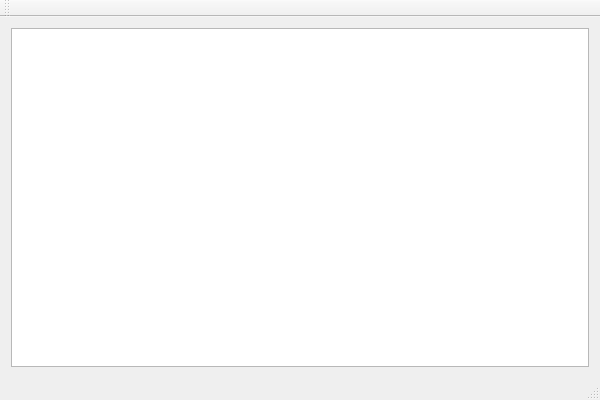
Before: the Qt Designer form mainwindow.ui in TERRANZ/terragraph2, drawn with Qt 5.
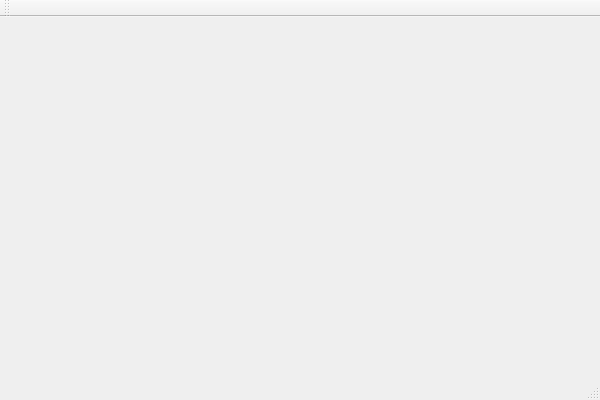
After: the same form once the commit is applied.

Patch:
```diff
--- a/mainwindow.ui
+++ b/mainwindow.ui
@@ -14,11 +14,7 @@
    <string>MainWindow</string>
   </property>
   <widget class="QWidget" name="centralWidget">
-   <layout class="QGridLayout" name="gridLayout">
-    <item row="0" column="0">
-     <widget class="QGraphicsView" name="graphicsView"/>
-    </item>
-   </layout>
+   <layout class="QGridLayout" name="gridLayout"/>
   </widget>
   <widget class="QMenuBar" name="menuBar">
    <property name="geometry">
```
